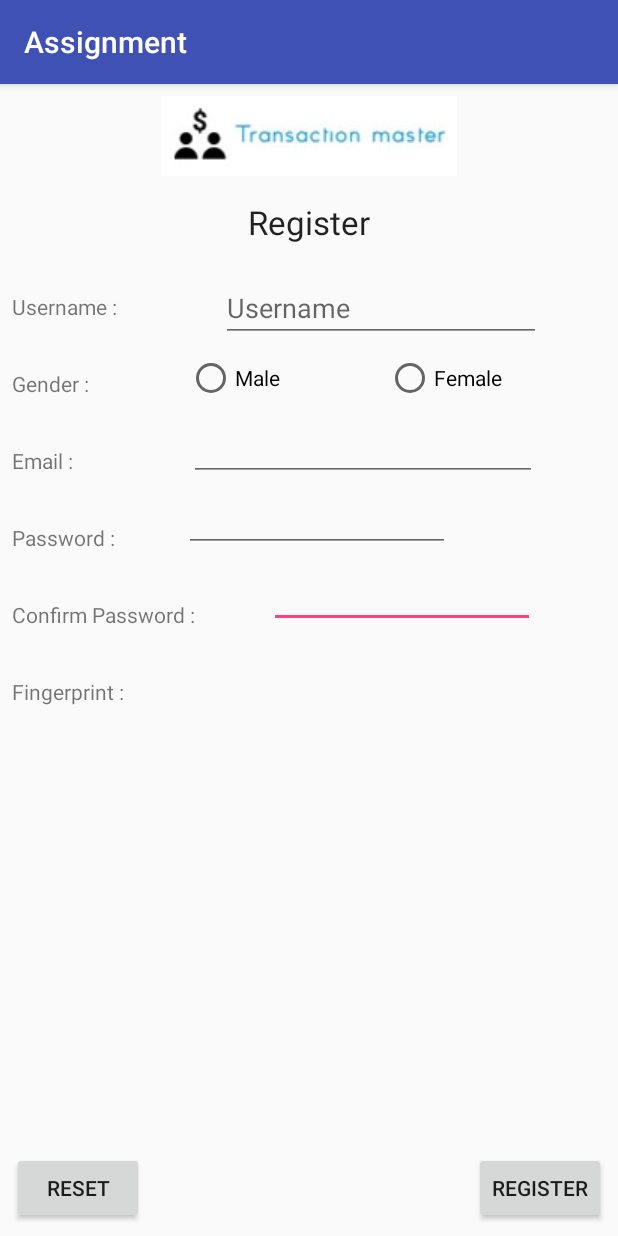
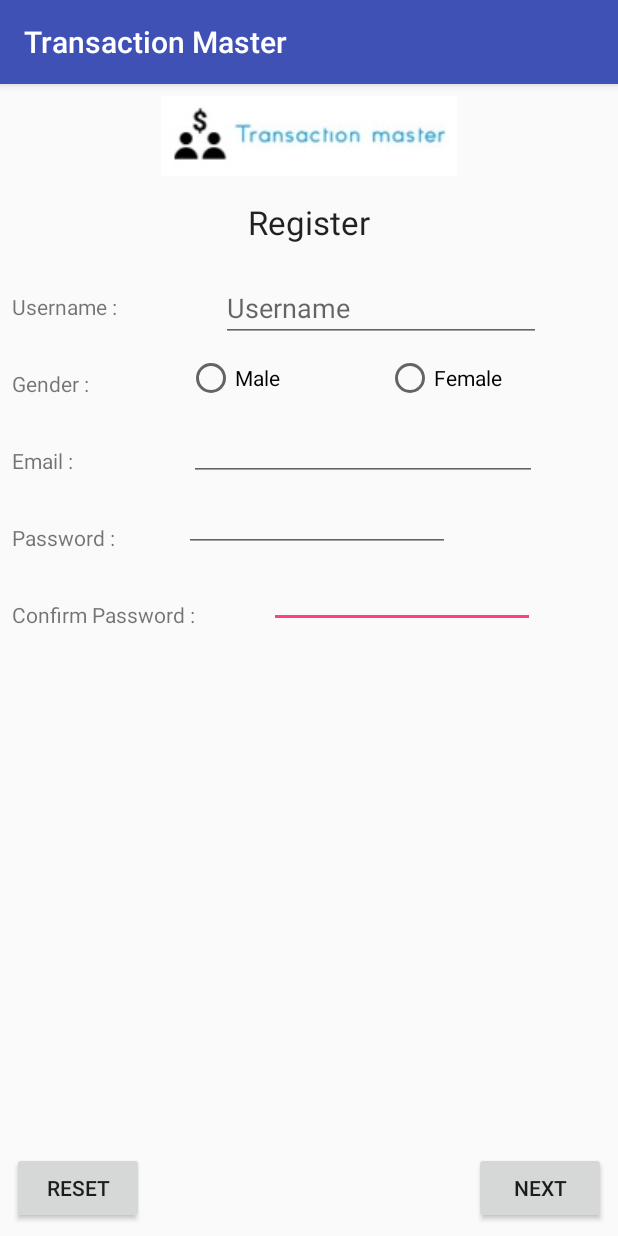
Before and after one commit to yvheng/Assignment, an Android app: the Register1Activity screen opened directly, with no data from a screen before it, on a phone screen of 412 x 824 dp. Run offline under Robolectric (Android 15) with nearby library versions, the phone set to English and light mode, and no system bars.

Commit message:
user interface

```diff
--- a/app/src/main/AndroidManifest.xml
+++ b/app/src/main/AndroidManifest.xml
@@ -16,7 +16,9 @@
                 <category android:name="android.intent.category.LAUNCHER" />
             </intent-filter>
         </activity>
-        <activity android:name=".RegisterActivity"></activity>
+        <activity android:name=".Register1Activity" />
+        <activity android:name=".Register2Activity" />
+        <activity android:name=".Transaction1Activity"></activity>
     </application>
 
 </manifest>
--- a/app/src/main/java/com/example/family/assignment/RegisterActivity.java
+++ b/app/src/main/java/com/example/family/assignment/Register1Activity.java
@@ -3,11 +3,11 @@ package com.example.family.assignment;
 import android.support.v7.app.AppCompatActivity;
 import android.os.Bundle;
 
-public class RegisterActivity extends AppCompatActivity {
+public class Register1Activity extends AppCompatActivity {
 
     @Override
     protected void onCreate(Bundle savedInstanceState) {
         super.onCreate(savedInstanceState);
-        setContentView(R.layout.activity_register);
+        setContentView(R.layout.activity_register1);
     }
 }
--- a/app/src/main/res/layout/activity_register.xml
+++ b/app/src/main/res/layout/activity_register1.xml
@@ -4,7 +4,7 @@
     xmlns:tools="http://schemas.android.com/tools"
     android:layout_width="match_parent"
     android:layout_height="match_parent"
-    tools:context="com.example.family.assignment.RegisterActivity">
+    tools:context="com.example.family.assignment.Register1Activity">
 
     <EditText
         android:id="@+id/editTextCfPw"
@@ -96,16 +96,6 @@
         android:layout_marginTop="32dp"
         app:layout_constraintTop_toBottomOf="@+id/textViewGender" />
 
-    <TextView
-        android:id="@+id/textViewFP"
-        android:layout_width="wrap_content"
-        android:layout_height="wrap_content"
-        android:text="@string/rFingerP"
-        android:layout_marginLeft="8dp"
-        app:layout_constraintLeft_toLeftOf="parent"
-        android:layout_marginTop="32dp"
-        app:layout_constraintTop_toBottomOf="@+id/textViewCfPw" />
-
     <Button
         android:id="@+id/buttonReset"
         android:layout_width="wrap_content"
@@ -117,12 +107,12 @@
         app:layout_constraintLeft_toLeftOf="parent" />
 
     <Button
-        android:id="@+id/buttonRegister"
+        android:id="@+id/buttonNext"
         android:layout_width="wrap_content"
         android:layout_height="wrap_content"
         android:layout_marginBottom="8dp"
         android:layout_marginRight="8dp"
-        android:text="@string/register"
+        android:text="@string/next"
         app:layout_constraintBottom_toBottomOf="parent"
         app:layout_constraintRight_toRightOf="parent" />
 
--- a/app/src/main/res/values/strings.xml
+++ b/app/src/main/res/values/strings.xml
@@ -1,5 +1,5 @@
 <resources>
-    <string name="app_name">Assignment</string>
+    <string name="app_name">Transaction Master</string>
     <string name="login">Login</string>
     <string name="username">Username</string>
     <string name="password">Password</string>
@@ -8,13 +8,15 @@
     <string name="reset">Reset</string>
 
     //register page
-    <string name="rUsername"  >Username : </string>
-    <string name="rGender"    >Gender : </string>
-    <string name="rEmail"     >Email : </string>
-    <string name="rPassword"  >Password : </string>
+    <string name="rUsername">Username : </string>
+    <string name="rGender">Gender : </string>
+    <string name="rEmail">Email : </string>
+    <string name="rPassword">Password : </string>
     <string name="rCfPassword">Confirm Password : </string>
-    <string name="rFingerP"   >Fingerprint : </string>
+    <string name="rFingerP">Fingerprint : </string>
     <string name="email">Email</string>
     <string name="male">Male</string>
     <string name="female">Female</string>
+    <string name="next">Next</string>
+    <string name="scanS">Please scan your fingerprint for confirmation.</string>
 </resources>
```
Also changed, not shown: app/src/main/java/com/example/family/assignment/Register2Activity.java (added, +13 -0 lines), app/src/main/java/com/example/family/assignment/Transaction1Activity.java (added, +13 -0 lines), app/src/main/res/layout/activity_register2.xml (added, +36 -0 lines), app/src/main/res/layout/activity_transaction1.xml (added, +16 -0 lines), app/src/main/res/drawable/fingerprint.png (added), app/src/main/res/drawable/qrcode.png (added).
